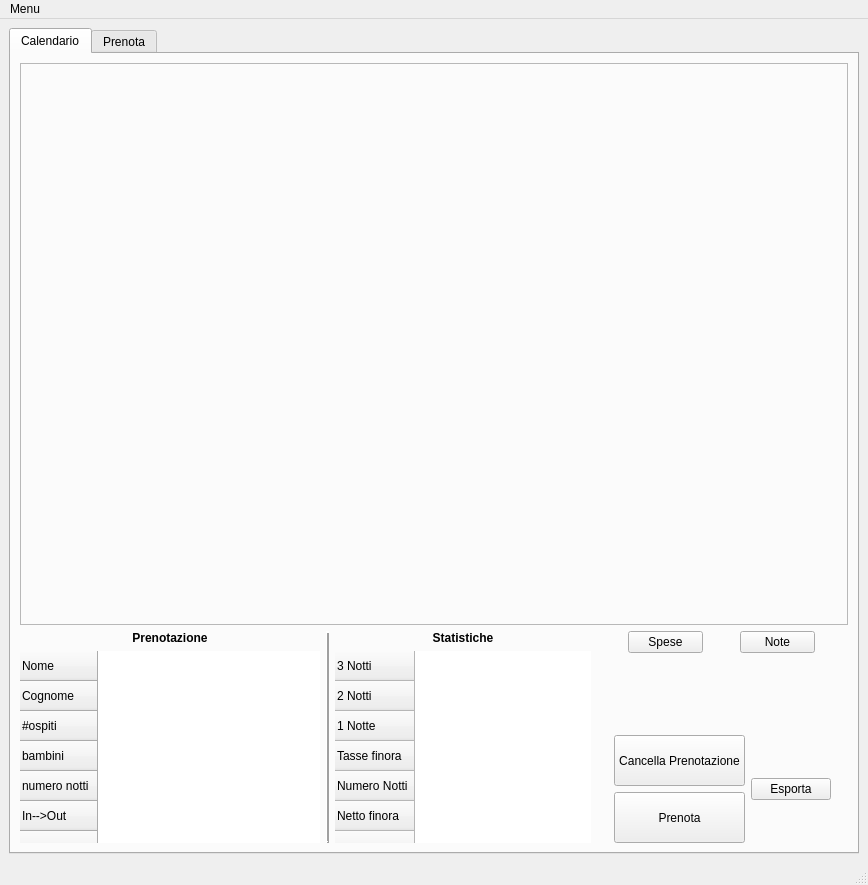
First picture: the form in gui.ui, repository LucioPg/ErbaVento, before the edit.
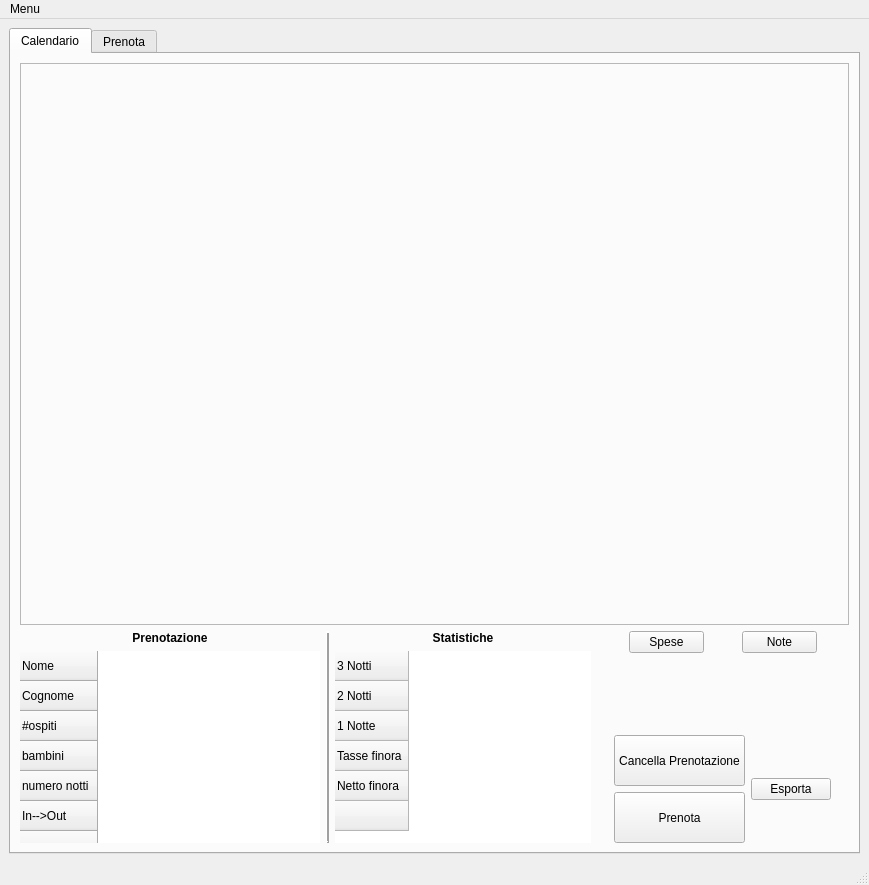
Second picture: the form after the edit. Custom widgets are drawn as their Qt base class.

Commit message: le spese mensili sono aggiornate in run time

What changed in the file:
```diff
--- a/gui.ui
+++ b/gui.ui
@@ -6,7 +6,7 @@
    <rect>
     <x>0</x>
     <y>0</y>
-       <width>868</width>
+    <width>869</width>
     <height>885</height>
    </rect>
   </property>
@@ -361,11 +361,6 @@
                                                           <string>Tasse finora</string>
                                                       </property>
                                                   </row>
-                                                  <row>
-                                                      <property name="text">
-                                                          <string>Numero Notti</string>
-                                                      </property>
-                                                  </row>
                                                   <row>
                                                       <property name="text">
                                                           <string>Netto finora</string>
@@ -1819,8 +1814,8 @@
     <rect>
      <x>0</x>
      <y>0</y>
-        <width>868</width>
-     <height>21</height>
+     <width>869</width>
+     <height>25</height>
     </rect>
    </property>
    <widget class="QMenu" name="menuMenu">
```
Left out of the diff: 57 changed lines with no effect on the pictures. Lines whose indentation alone changed are shown as unchanged. The commit also changes 2 other files.
